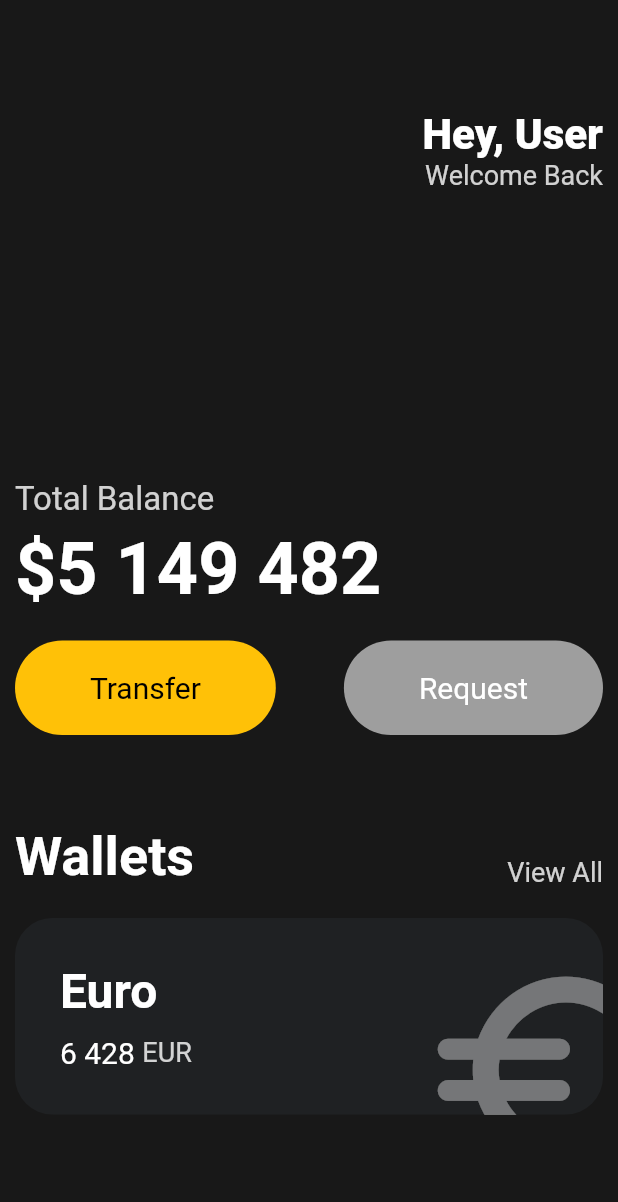
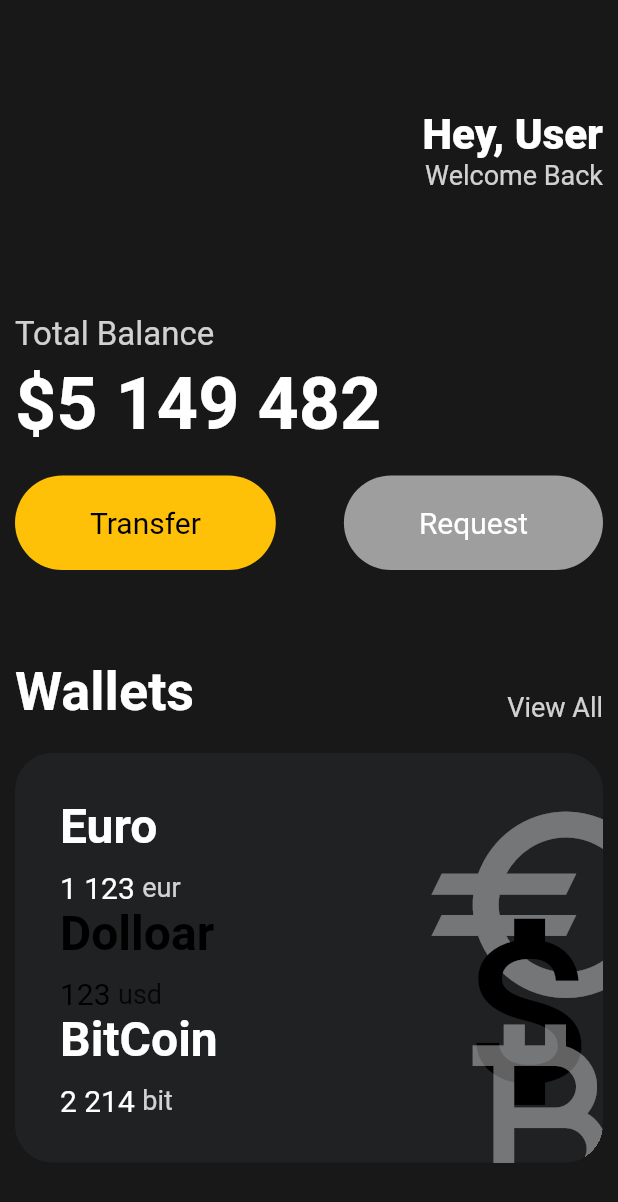
Before and after one commit to UnyongChoi/flutter_tutorial, a Flutter app: the screen it shows after launch, on a phone screen of 412 x 824 dp. Shown: the top 1202 px of the screen. Run offline on Flutter 3.47's test engine with Material 2 defaults, Android fonts, the light colour scheme and no system bars.

Commit message:
added some reusable codes

```diff
--- a/lib/main.dart
+++ b/lib/main.dart
@@ -1,5 +1,6 @@
 import 'package:flutter/material.dart';
 import 'package:toonflix/widgets/button.dart';
+import 'package:toonflix/widgets/currency_card.dart';
 
 void main() {
   runApp(const App());
@@ -49,7 +50,7 @@ class App extends StatelessWidget {
                 ],
               ),
               const SizedBox(
-                height: 120,
+                height: 10,
               ),
               Text(
                 'Total Balance',
@@ -118,60 +119,32 @@ class App extends StatelessWidget {
                   borderRadius: BorderRadius.circular(25),
                 ),
                 child: Padding(
-                  padding: const EdgeInsets.all(30),
-                  child: Row(
-                    mainAxisAlignment: MainAxisAlignment.spaceBetween,
-                    children: [
-                      Column(
-                        crossAxisAlignment: CrossAxisAlignment.start,
-                        children: [
-                          const Text(
-                            'Euro',
-                            style: TextStyle(
-                                color: Colors.white,
-                                fontSize: 32,
-                                fontWeight: FontWeight.w600),
-                          ),
-                          const SizedBox(
-                            height: 10,
-                          ),
-                          Row(
-                            children: [
-                              const Text(
-                                '6 428',
-                                style: TextStyle(
-                                  color: Colors.white,
-                                  fontSize: 20,
-                                ),
-                              ),
-                              const SizedBox(
-                                width: 5,
-                              ),
-                              Text(
-                                'EUR',
-                                style: TextStyle(
-                                  color: Colors.white.withOpacity(0.8),
-                                  fontSize: 18,
-                                ),
-                              ),
-                            ],
-                          )
-                        ],
-                      ),
-                      Transform.scale(
-                        scale: 2.4,
-                        child: Transform.translate(
-                          offset: const Offset(8, 15),
-                          child: const Icon(
-                            Icons.euro_rounded,
-                            size: 69,
-                            color: Colors.white38,
-                          ),
+                    padding: const EdgeInsets.all(30),
+                    child: Column(
+                      children: const [
+                        CurrencyCard(
+                          name: "Euro",
+                          amount: "1 123",
+                          code: "eur",
+                          icon: Icons.euro_outlined,
+                          isInverted: false,
                         ),
-                      ),
-                    ],
-                  ),
-                ),
+                        CurrencyCard(
+                          name: "Dolloar",
+                          amount: "123",
+                          code: "usd",
+                          icon: Icons.attach_money_outlined,
+                          isInverted: true,
+                        ),
+                        CurrencyCard(
+                          name: "BitCoin",
+                          amount: "2 214",
+                          code: "bit",
+                          icon: Icons.currency_bitcoin,
+                          isInverted: false,
+                        )
+                      ],
+                    )),
               )
             ],
           ),
--- /dev/null
+++ b/lib/widgets/currency_card.dart
@@ -0,0 +1,76 @@
+import 'package:flutter/material.dart';
+
+class CurrencyCard extends StatelessWidget {
+  final String name;
+  final String amount;
+  final String code;
+  final IconData icon;
+  final bool isInverted;
+
+  const CurrencyCard({
+    super.key,
+    required this.name,
+    required this.amount,
+    required this.code,
+    required this.icon,
+    required this.isInverted,
+  });
+
+  @override
+  Widget build(BuildContext context) {
+    return Row(
+      mainAxisAlignment: MainAxisAlignment.spaceBetween,
+      children: [
+        Column(
+          crossAxisAlignment: CrossAxisAlignment.start,
+          children: [
+            Text(
+              name,
+              style: TextStyle(
+                  color: isInverted ? Colors.black : Colors.white,
+                  fontSize: 32,
+                  fontWeight: FontWeight.w600),
+            ),
+            const SizedBox(
+              height: 10,
+            ),
+            Row(
+              children: [
+                Text(
+                  amount,
+                  style: TextStyle(
+                    color: isInverted ? Colors.black : Colors.white,
+                    fontSize: 20,
+                  ),
+                ),
+                const SizedBox(
+                  width: 5,
+                ),
+                Text(
+                  code,
+                  style: TextStyle(
+                    color: isInverted
+                        ? Colors.black.withOpacity(0.8)
+                        : Colors.white.withOpacity(0.8),
+                    fontSize: 18,
+                  ),
+                ),
+              ],
+            )
+          ],
+        ),
+        Transform.scale(
+          scale: 2.4,
+          child: Transform.translate(
+            offset: const Offset(8, 15),
+            child: Icon(
+              icon,
+              size: 69,
+              color: isInverted ? Colors.black : Colors.white38,
+            ),
+          ),
+        ),
+      ],
+    );
+  }
+}
```
